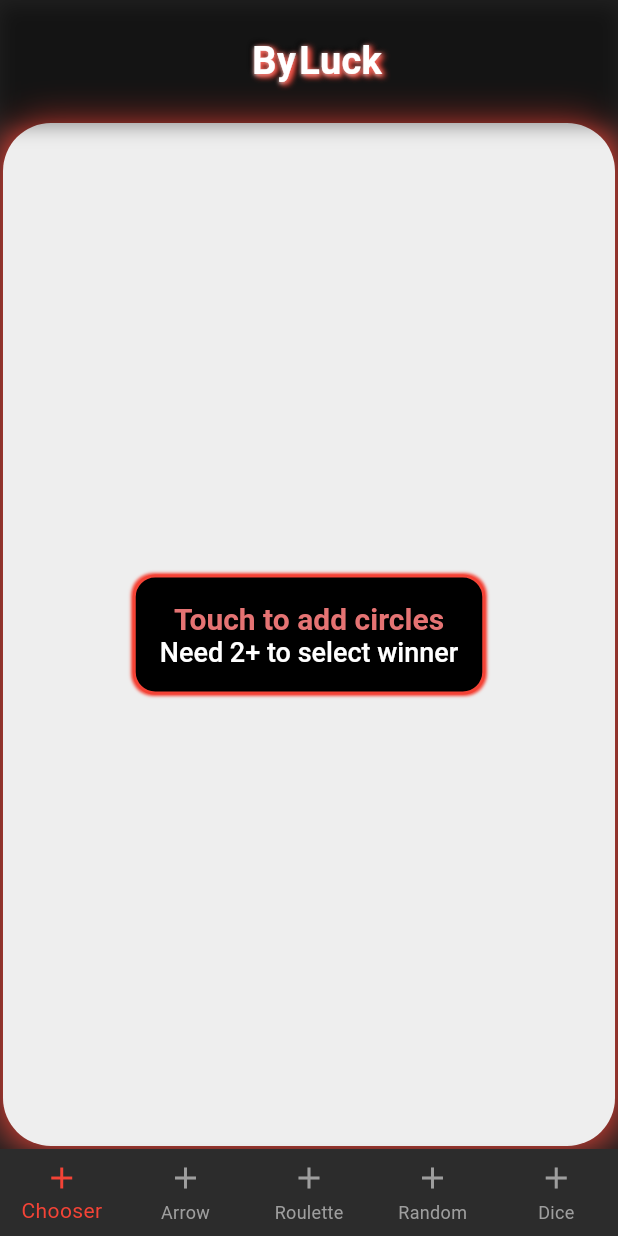
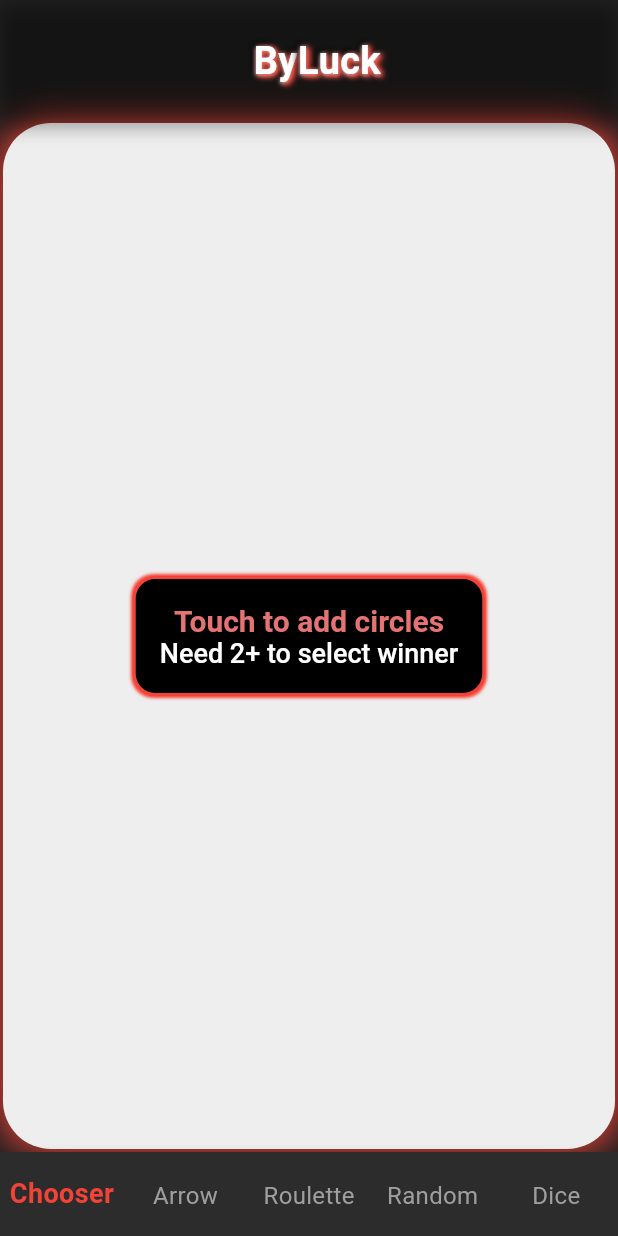
Before and after one commit to essammetwally1/byluck, a Flutter app: the screen it shows after launch, on a phone screen of 412 x 824 dp. Run offline on Flutter 3.47's test engine with Material 3 defaults, Android fonts, the phone set to English and light mode, and no system bars; our stand-ins replace flutter_fortune_wheel.

Commit message:
edit nav bar

```diff
--- a/lib/main.dart
+++ b/lib/main.dart
@@ -15,7 +15,7 @@
       theme: ThemeData.dark().copyWith(
         scaffoldBackgroundColor: const Color(0xFF202020),
         primaryColor: Colors.blue,
-        splashFactory: NoSplash.splashFactory, // 👈 disables ripple
+        splashFactory: NoSplash.splashFactory,
         bottomNavigationBarTheme: const BottomNavigationBarThemeData(
           selectedItemColor: Colors.blue,
           unselectedItemColor: Colors.grey,
--- a/lib/screens/main_screen.dart
+++ b/lib/screens/main_screen.dart
@@ -42,8 +42,8 @@
     ).animate(CurvedAnimation(parent: _controller, curve: Curves.easeInOut));
 
     _spacing = Tween<double>(
-      begin: 2.0,
-      end: 10.0,
+      begin: 0.0,
+      end: 15.0,
     ).animate(CurvedAnimation(parent: _controller, curve: Curves.easeInOut));
   }
 
@@ -55,7 +55,13 @@
 
   @override
   Widget build(BuildContext context) {
-    return Scaffold(
+    return Theme(
+      data: Theme.of(context).copyWith(
+        splashFactory: NoSplash.splashFactory,
+        highlightColor: Colors.transparent,
+        splashColor: Colors.transparent,
+      ),
+      child: Scaffold(
         appBar: PreferredSize(
           preferredSize: const Size.fromHeight(80),
           child: ByluckAppTitle(
@@ -73,13 +79,24 @@
           currentIndex: _currentIndex,
           type: BottomNavigationBarType.fixed,
           onTap: (index) => setState(() => _currentIndex = index),
+
+          selectedLabelStyle: const TextStyle(
+            fontSize: 18,
+            fontWeight: FontWeight.bold,
+          ),
+          unselectedLabelStyle: const TextStyle(
+            fontSize: 16,
+            fontWeight: FontWeight.normal,
+          ),
+
           items: const [
-          BottomNavigationBarItem(icon: Icon(Icons.add), label: 'Chooser'),
-          BottomNavigationBarItem(icon: Icon(Icons.add), label: 'Arrow'),
-          BottomNavigationBarItem(icon: Icon(Icons.add), label: 'Roulette'),
-          BottomNavigationBarItem(icon: Icon(Icons.add), label: 'Random'),
-          BottomNavigationBarItem(icon: Icon(Icons.add), label: 'Dice'),
+            BottomNavigationBarItem(icon: SizedBox.shrink(), label: 'Chooser'),
+            BottomNavigationBarItem(icon: SizedBox.shrink(), label: 'Arrow'),
+            BottomNavigationBarItem(icon: SizedBox.shrink(), label: 'Roulette'),
+            BottomNavigationBarItem(icon: SizedBox.shrink(), label: 'Random'),
+            BottomNavigationBarItem(icon: SizedBox.shrink(), label: 'Dice'),
           ],
+        ),
       ),
     );
   }
```
Lines whose indentation alone changed are shown as unchanged.
